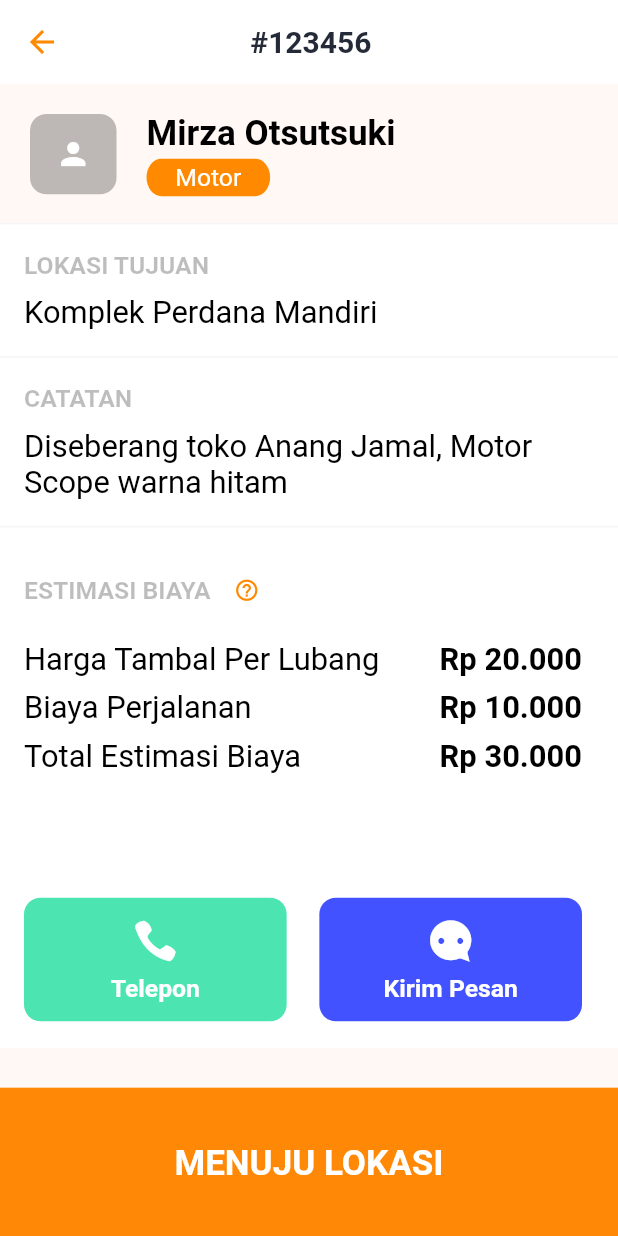
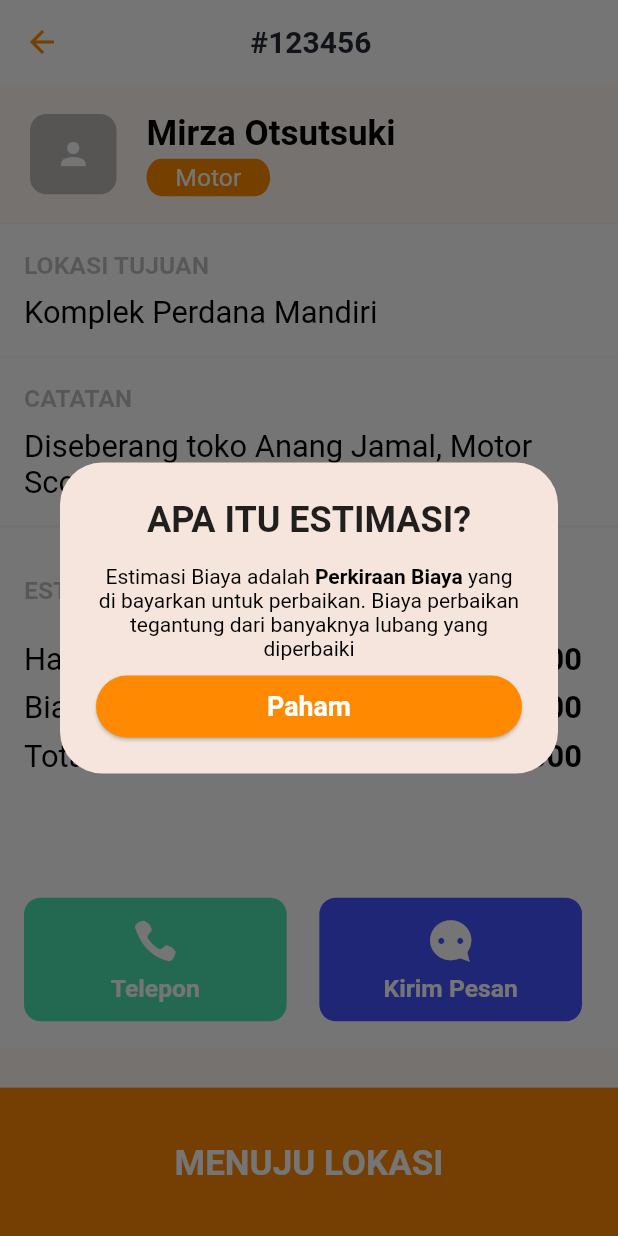
Before and after one commit to MirzaMlna/Tambalin, a Flutter app: the OrderScreen screen opened directly, after a tap on "TERIMA", after a tap on the "help outline" icon, on a phone screen of 412 x 824 dp. Run offline on Flutter 3.47's test engine with Material 2 defaults, Android fonts, the phone set to English and light mode, and no system bars; our stand-ins replace google_fonts, settings_ui, sizer; missing offline and left inert: flutter_verification_code.

Commit message:
:white_check_mark: Add IconButton Action

```diff
--- a/lib/common_widgets/custom_button.dart
+++ b/lib/common_widgets/custom_button.dart
@@ -1,5 +1,3 @@
-
-
 import 'package:flutter/material.dart';
 import 'package:google_fonts/google_fonts.dart';
 import 'package:sizer/sizer.dart';
@@ -20,19 +18,15 @@ class CustomButton extends StatefulWidget {
   @override
   State<CustomButton> createState() => _CustomButtonState();
 }
+
 //Custom Button
 class _CustomButtonState extends State<CustomButton> {
   @override
   Widget build(BuildContext context) {
-
-
-    return ClipRRect(
-      borderRadius: BorderRadius.circular(13.0),
-      child: SizedBox(
+    return SizedBox(
       width: 90.w,
       height: 7.h,
       child: ElevatedButton(
-
         onPressed: widget.onTap,
         style: ElevatedButton.styleFrom(
           backgroundColor: widget.color ?? tambalinBlack,
@@ -47,7 +41,6 @@ class _CustomButtonState extends State<CustomButton> {
           ),
         ),
       ),
-      ),
     );
   }
 }
--- a/lib/order_pages/order_received_page.dart
+++ b/lib/order_pages/order_received_page.dart
@@ -1,5 +1,6 @@
 import 'package:flutter/material.dart';
 import 'package:sizer/sizer.dart';
+import 'package:tambalin_app/common_widgets/custom_button.dart';
 import 'package:tambalin_app/utlis/color_pallete.dart';
 import 'package:tambalin_app/utlis/tambalin_icons.dart';
 
@@ -191,7 +192,57 @@ class _OrderReceivedState extends State<OrderReceived> {
                       color: tambalinPrimary,
                       size: 17,
                     ),
-                    onPressed: () {},
+                    onPressed: () {
+                      showDialog(
+                        context: context,
+                        builder: (BuildContext context) {
+                          return AlertDialog(
+                            scrollable: true,
+                            title: const Center(
+                                child: Text(
+                              'APA ITU ESTIMASI?',
+                              style: TextStyle(fontWeight: FontWeight.bold),
+                            )),
+                            content: Column(
+                              children: [
+                                RichText(
+                                    textAlign: TextAlign.center,
+                                    text: const TextSpan(children: <TextSpan>[
+                                      TextSpan(
+                                        text: 'Estimasi Biaya adalah ',
+                                        style: TextStyle(
+                                            fontSize: 14, color: Colors.black),
+                                      ),
+                                      TextSpan(
+                                        text: 'Perkiraan Biaya',
+                                        style: TextStyle(
+                                            fontSize: 14,
+                                            fontWeight: FontWeight.bold,
+                                            color: Colors.black),
+                                      ),
+                                      TextSpan(
+                                        text:
+                                            ' yang di bayarkan untuk perbaikan. Biaya perbaikan tegantung dari banyaknya lubang yang diperbaiki',
+                                        style: TextStyle(
+                                            fontSize: 14, color: Colors.black),
+                                      ),
+                                    ])),
+                                Container(
+                                  margin: const EdgeInsets.only(top: 10),
+                                  height: 5.h,
+                                  child: CustomButton(
+                                      color: tambalinPrimary,
+                                      text: 'Paham',
+                                      onTap: () {
+                                        Navigator.pop(context);
+                                      }),
+                                )
+                              ],
+                            ),
+                          );
+                        },
+                      );
+                    },
                   )
                 ],
               ),
@@ -371,9 +422,7 @@ class _OrderReceivedState extends State<OrderReceived> {
       bottomNavigationBar: Material(
         color: const Color(0xffff8906),
         child: InkWell(
-          onTap: () {
-            //print('called on tap');
-          },
+          onTap: () {},
           child: SizedBox(
             height: 12.h,
             width: double.infinity,
```
Lines whose indentation alone changed are shown as unchanged.
